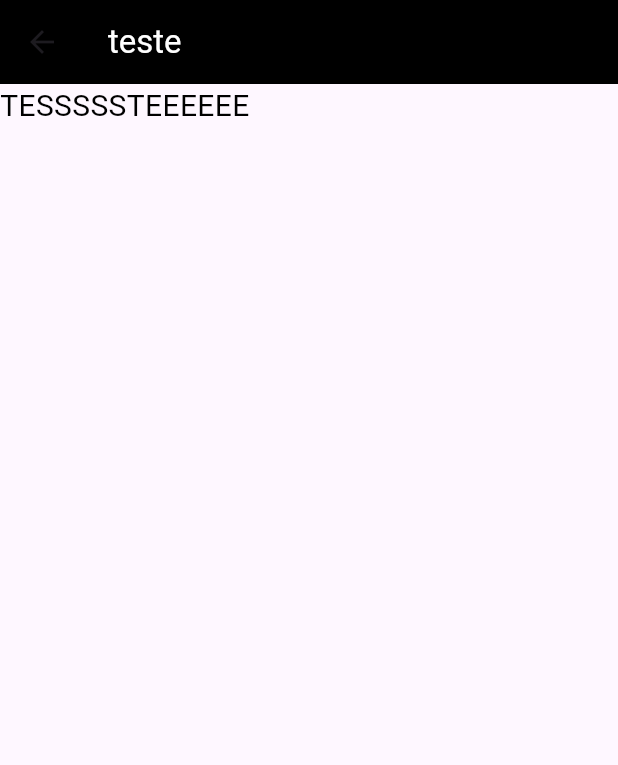
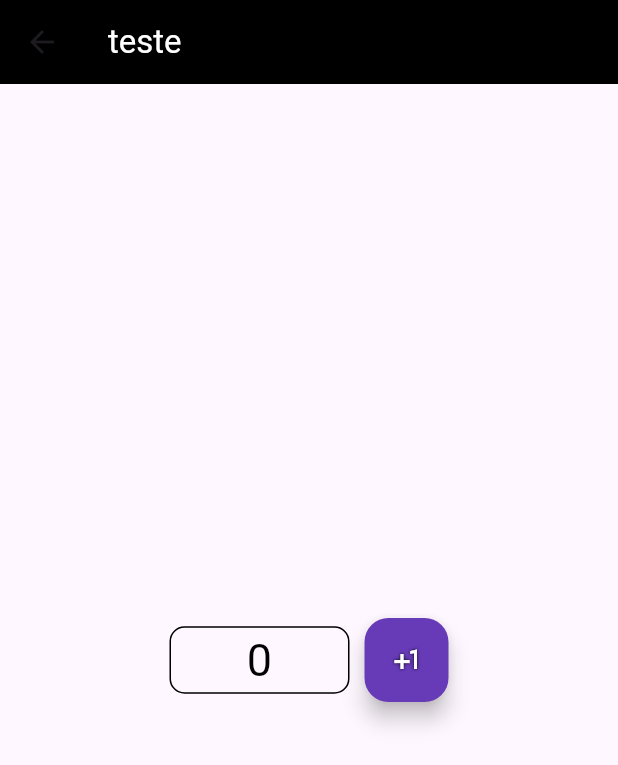
Before and after one commit to gusfrancoo/flutter_faculdade, a Flutter app: the HomeScreen screen opened by its route, on a phone screen of 412 x 824 dp. Shown: the top 765 px of the screen. Run offline on Flutter 3.47's test engine with Material 3 defaults, Android fonts, the phone set to English and light mode, and no system bars; our stand-ins replace get.

Commit message:
:sparkles: implementando contador aula 1

```diff
--- /dev/null
+++ b/lib/app/controllers/home_controller.dart
@@ -0,0 +1,15 @@
+
+import 'package:get/get.dart';
+
+class HomeController extends GetxController {
+
+  final RxBool carregado = false.obs;
+  final RxInt contador = 0.obs;
+
+
+  @override
+  void onInit() {
+    carregado.value = true;
+  }
+
+}
--- a/lib/app/screens/home_screen.dart
+++ b/lib/app/screens/home_screen.dart
@@ -1,23 +1,107 @@
+
 import 'package:flutter/material.dart';
+import 'package:flutter_faculdade/app/controllers/home_controller.dart';
 import 'package:flutter_faculdade/utils/global_scaffold.dart';
+import 'package:get/get.dart';
 
 class HomeScreen extends StatelessWidget {
-  const HomeScreen({super.key});
+   HomeScreen({super.key});
+  final HomeController _controller = Get.put(HomeController());
 
   @override
   Widget build(Object context) {
     return GlobalScaffold(
-      child: Column(
+      child:
+      Obx(
+        () {
+        return
+        _controller.carregado.isTrue ?
+          Column(
             children: [
-          Text(
-            'TESSSSSTEEEEEE',
+              Expanded(
+                child: Center(
+                  child: Padding(
+                    padding: const EdgeInsets.symmetric(horizontal: 10),
+                    child: Row(
+                      mainAxisAlignment: MainAxisAlignment.center,
+                      children: [
+                        Container(
+                          width: 120,
+                          height: 45,
+                          decoration: BoxDecoration(
+                            border: Border.all(color: Colors.black, width: 1),
+                            borderRadius: BorderRadius.all(Radius.circular(10)),
+                          ),
+                          child: Text(
+                            _controller.contador.toString(),
+                            textAlign: TextAlign.center,
                             style: TextStyle(
-              fontSize: 20,
+                              color: Colors.black,
+                              fontSize: 30,
+
+                            ),
+                          ),
+                        ),
+                        SizedBox(width: 10,),
+                        FloatingActionButton(
+                          onPressed: () {
+
+                            _controller.contador.value++;
+                          },
+                          backgroundColor: Colors.deepPurple,
+                          child: Icon(
+                            Icons.plus_one,
+                            color: Colors.white,
+                            shadows: [
+                              Shadow(
+                                blurRadius: 2,
                                 color: Colors.black
+                                )
+                            ],
                           ),
                         )
                       ],
                     ),
+                  ),
+                ),
+              )
+            ],
+          )
+
+        : Column(
+          children: [
+            Expanded(
+              child: Center(
+                child:
+                Padding(
+                  padding: const EdgeInsets.symmetric(horizontal: 5),
+                  child: Column(
+                    mainAxisAlignment: MainAxisAlignment.center,
+
+                    children: [
+                      Icon(
+                        Icons.warning,
+                        size: 70,
+                        color: Colors.grey.shade400,
+                      ),
+                      Text(
+                        'Ainda não há nada aqui.',
+                        style: TextStyle(
+                          fontSize: 35,
+                          color: Colors.black,
+                          fontWeight: FontWeight.bold
+                        ),
+                      ),
+                    ],
+                  ),
+                ),
+              ),
+            )
+          ],
+        );
+
+        },
+      )
     );
   }
 
--- a/lib/main.dart
+++ b/lib/main.dart
@@ -1,7 +1,7 @@
 import 'package:flutter/material.dart';
 import 'package:flutter_faculdade/app/routes/app_pages.dart';
 import 'package:flutter_faculdade/app/routes/app_routes.dart';
-import 'package:flutter_faculdade/app/screens/login_screen.dart';
+import 'package:flutter_faculdade/app/screens/auth/login_screen.dart';
 import 'package:get/get.dart';
 
 
--- a/pubspec.yaml
+++ b/pubspec.yaml
@@ -9,13 +9,14 @@ dependencies:
   flutter:
     sdk: flutter
   cupertino_icons: ^1.0.8
+  get: ^4.6.5
+  getwidget: ^4.0.0
 
 dev_dependencies:
   flutter_test:
     sdk: flutter
   flutter_lints: ^5.0.0
-  get: ^4.6.5
-  getwidget: ^4.0.0
+
 
 
 flutter:
```
Also changed, not shown: lib/app/controllers/login_controller.dart (+29 -0 lines), lib/app/routes/app_pages.dart (+6 -1 lines), lib/app/screens/auth/login_screen.dart (renamed from lib/app/screens/login_screen.dart, +15 -32 lines), pubspec.lock. Lines whose indentation alone changed are shown as unchanged.
